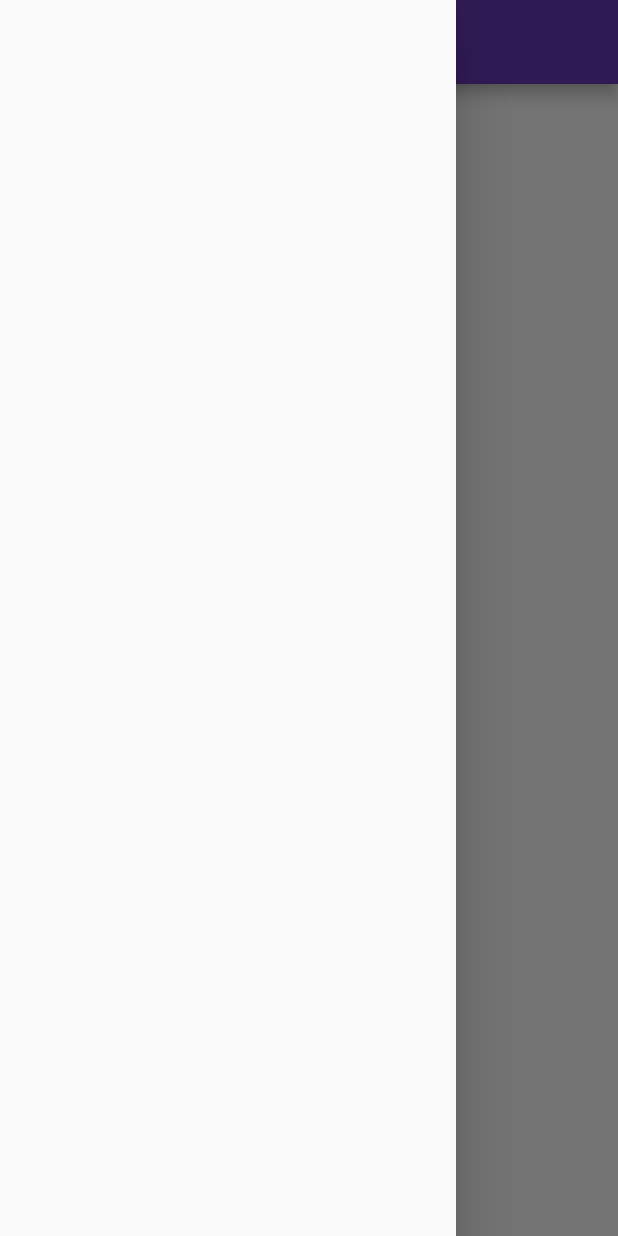
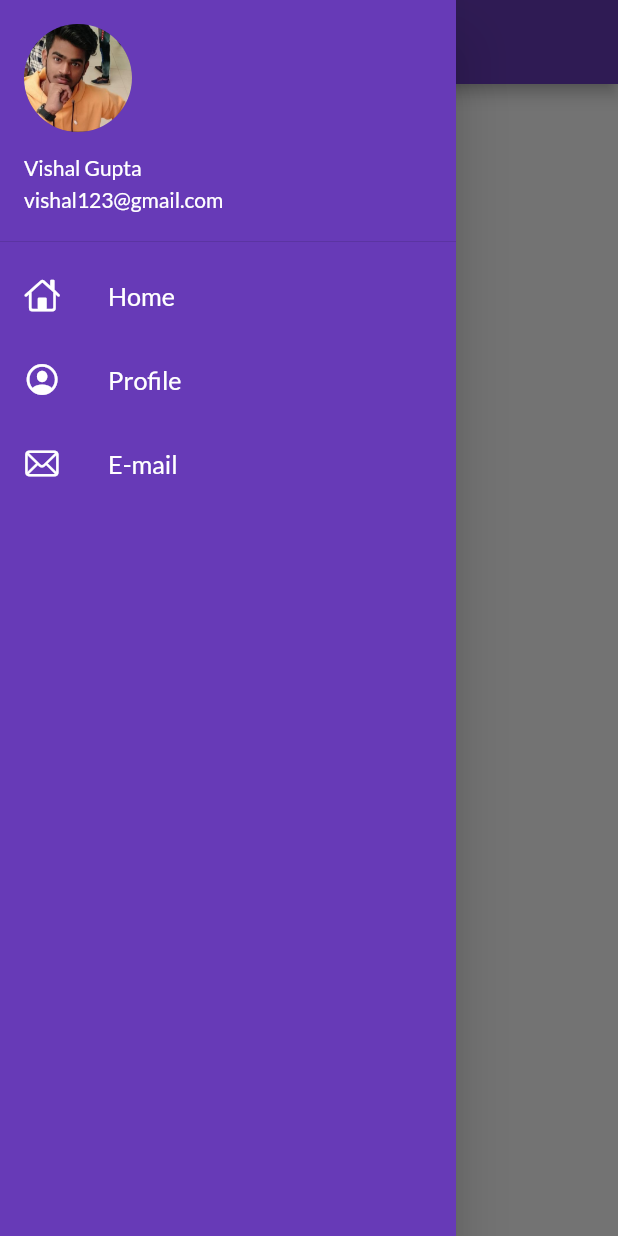
Before and after one commit to mrvishal01/Flutter_Catalog, a Flutter app: the Home screen opened by its route, with the side drawer open, on a phone screen of 412 x 824 dp. Run offline on Flutter 3.47's test engine with Material 2 defaults, Android fonts, the phone set to English and light mode, and no system bars; our stand-ins replace google_fonts.

Commit message:
Day3 Complete

```diff
--- a/lib/Screens/Home.dart
+++ b/lib/Screens/Home.dart
@@ -1,4 +1,6 @@
 import 'package:flutter/material.dart';
+
+import '../widgets/drawer.dart';
 
 class Home extends StatelessWidget {
   final day = 30;
@@ -12,9 +14,10 @@ class Home extends StatelessWidget {
       ),
       body: Center(
         child: Container(
-         child : Text("Welcome to $day by $name"),
+          child: Text("Welcome to $day by $name"),
         ),
-      ),drawer: Drawer(),
+      ),
+      drawer: MyDrawer(),
     );
   }
 }
--- a/lib/main.dart
+++ b/lib/main.dart
@@ -4,23 +4,22 @@ import 'package:google_fonts/google_fonts.dart';
 import 'Screens/Home.dart';
 import 'Screens/Login.dart';
 
-void main(){
+void main() {
   runApp(MyApp());
 }
 
 class MyApp extends StatelessWidget {
-
   @override
   Widget build(BuildContext context) {
     return MaterialApp(
       debugShowCheckedModeBanner: false,
-      theme:  ThemeData(
+      theme: ThemeData(
         brightness: Brightness.light,
-        primarySwatch: Colors.deepPurple  ,
-        fontFamily : GoogleFonts.lato().fontFamily,
+        primarySwatch: Colors.deepPurple,
+        fontFamily: GoogleFonts.lato().fontFamily,
       ),
       routes: {
-        "/": (context) => Login(),
+        "/": (context) => Home(),
         MyRoutes.homeRoute: (context) => Home(),
         MyRoutes.loginRoute: (context) => Login(),
       },
--- /dev/null
+++ b/lib/widgets/drawer.dart
@@ -0,0 +1,70 @@
+import 'package:flutter/cupertino.dart';
+import 'package:flutter/material.dart';
+
+class MyDrawer extends StatelessWidget {
+  const MyDrawer({super.key});
+
+  @override
+  Widget build(BuildContext context) {
+    final imageurl = "assets/images/Mypic.jpg";
+    return Drawer(
+      child: Container(
+        color: Colors.deepPurple,
+        child: ListView(
+          children: [
+            DrawerHeader(
+              padding: EdgeInsets.zero,
+              child: UserAccountsDrawerHeader(
+                margin: EdgeInsets.zero,
+                accountName: Text("Vishal Gupta"),
+                accountEmail: Text("vishal123@gmail.com"),
+                currentAccountPicture: CircleAvatar(
+                  backgroundImage: AssetImage(imageurl),
+                ),
+              ),
+            ),
+            ListTile(
+              leading: Icon(
+                CupertinoIcons.home,
+                color: Colors.white,
+              ),
+              title: Text(
+                "Home",
+                textScaleFactor: 1.2,
+                style: TextStyle(
+                  color: Colors.white,
+                ),
+              ),
+            ),
+            ListTile(
+              leading: Icon(
+                CupertinoIcons.profile_circled,
+                color: Colors.white,
+              ),
+              title: Text(
+                "Profile",
+                textScaleFactor: 1.2,
+                style: TextStyle(
+                  color: Colors.white,
+                ),
+              ),
+            ),
+            ListTile(
+              leading: Icon(
+                CupertinoIcons.mail,
+                color: Colors.white,
+              ),
+              title: Text(
+                "E-mail",
+                textScaleFactor: 1.2,
+                style: TextStyle(
+                  color: Colors.white,
+                ),
+              ),
+            ),
+          ],
+        ),
+      ),
+    );
+  }
+}
```
Also changed, not shown: assets/images/Mypic.jpg (added), assets/images/Pic1.jpg (added).
